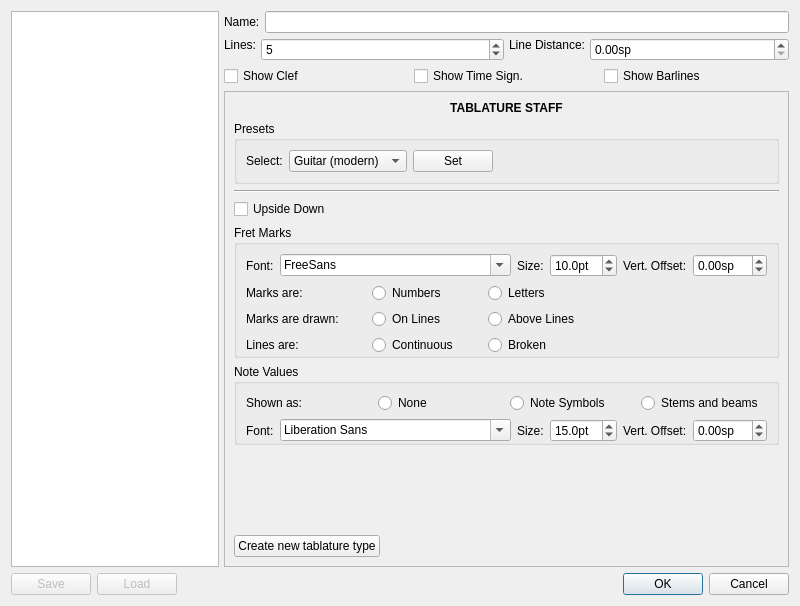
This is mscore/mscore/stafftype.ui in musescore/musescore-old as Qt 5 draws it before an edit. The edited form follows.
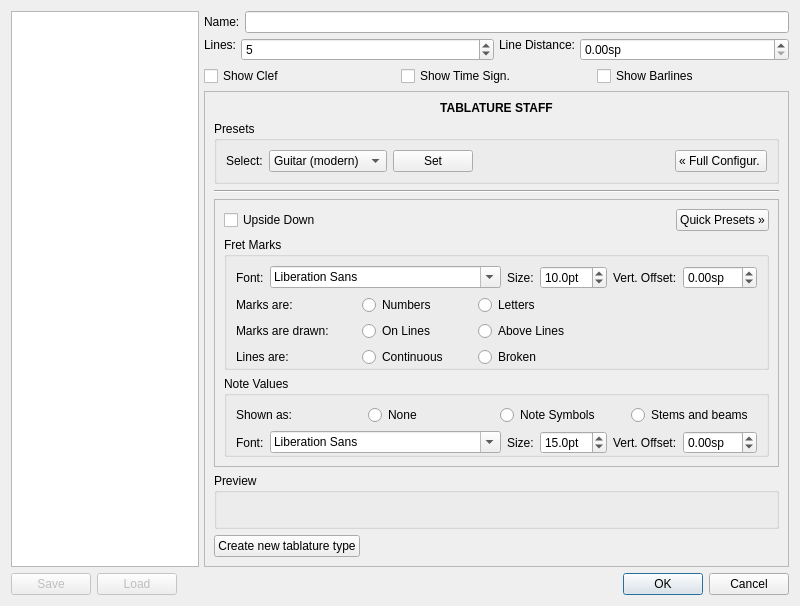
This is the edited form. The open tabs and pages were chosen to show the change.

Commit message: Staff Type Editor - Tabulature: uncluttered layout, added tabulature preview (WIP)

```diff
--- a/mscore/mscore/stafftype.ui
+++ b/mscore/mscore/stafftype.ui
@@ -10,6 +10,12 @@
     <height>606</height>
    </rect>
   </property>
+  <property name="minimumSize">
+   <size>
+    <width>0</width>
+    <height>0</height>
+   </size>
+  </property>
   <property name="windowTitle">
    <string>MuseScore: Edit Staff Type</string>
   </property>
@@ -260,7 +266,7 @@
           </layout>
          </widget>
          <widget class="QWidget" name="page_2">
-          <layout class="QVBoxLayout" name="verticalLayout_6" stretch="0,0,0,0,0,0,0,0">
+          <layout class="QVBoxLayout" name="verticalLayout_6" stretch="0,0,0,0,0,0">
            <item>
             <widget class="QLabel" name="tablatureGroupName">
              <property name="font">
@@ -343,6 +349,13 @@
                 </property>
                </spacer>
               </item>
+              <item>
+               <widget class="QPushButton" name="pushFullConfig">
+                <property name="text">
+                 <string>« Full Configur. </string>
+                </property>
+               </widget>
+              </item>
              </layout>
             </widget>
            </item>
@@ -354,6 +367,21 @@
             </widget>
            </item>
            <item>
+            <widget class="QFrame" name="tabDetails">
+             <property name="minimumSize">
+              <size>
+               <width>0</width>
+               <height>0</height>
+              </size>
+             </property>
+             <property name="frameShape">
+              <enum>QFrame::StyledPanel</enum>
+             </property>
+             <property name="frameShadow">
+              <enum>QFrame::Raised</enum>
+             </property>
+             <layout class="QVBoxLayout" name="verticalLayout_8">
+              <item>
             <layout class="QGridLayout" name="gridLayout_2">
              <item row="0" column="1">
               <widget class="QCheckBox" name="upsideDown">
@@ -362,6 +390,26 @@
                </property>
               </widget>
              </item>
+                <item row="0" column="3">
+                 <widget class="QPushButton" name="pushQuickConfig">
+                  <property name="text">
+                   <string>Quick Presets »</string>
+                  </property>
+                 </widget>
+                </item>
+                <item row="0" column="2">
+                 <spacer name="horizontalSpacer_9">
+                  <property name="orientation">
+                   <enum>Qt::Horizontal</enum>
+                  </property>
+                  <property name="sizeHint" stdset="0">
+                   <size>
+                    <width>40</width>
+                    <height>20</height>
+                   </size>
+                  </property>
+                 </spacer>
+                </item>
             </layout>
            </item>
            <item>
@@ -386,7 +434,7 @@
                  <widget class="QFontComboBox" name="fretFontName">
                   <property name="currentFont">
                    <font>
-                    <family>FreeSans</family>
+                       <family>MS Shell Dlg 2</family>
                    </font>
                   </property>
                  </widget>
@@ -737,18 +785,38 @@
              </layout>
             </widget>
            </item>
+             </layout>
+             <zorder>upsideDown</zorder>
+             <zorder>upsideDown</zorder>
+             <zorder>fretMarksGroup</zorder>
+             <zorder></zorder>
+             <zorder>fretMarksGroup</zorder>
+             <zorder>durationsGroup</zorder>
+            </widget>
+           </item>
            <item>
-            <spacer name="verticalSpacer">
-             <property name="orientation">
-              <enum>Qt::Vertical</enum>
+            <widget class="QGroupBox" name="groupPreview">
+             <property name="sizePolicy">
+              <sizepolicy hsizetype="Expanding" vsizetype="Expanding">
+               <horstretch>0</horstretch>
+               <verstretch>0</verstretch>
+              </sizepolicy>
              </property>
-             <property name="sizeHint" stdset="0">
+             <property name="minimumSize">
               <size>
-               <width>20</width>
-               <height>68</height>
+               <width>0</width>
+               <height>50</height>
               </size>
              </property>
-            </spacer>
+             <property name="title">
+              <string>Preview</string>
+             </property>
+             <layout class="QVBoxLayout" name="verticalLayout_9">
+              <item>
+               <layout class="QHBoxLayout" name="horizontalLayout_14"/>
+              </item>
+             </layout>
+            </widget>
            </item>
            <item>
             <layout class="QHBoxLayout" name="horizontalLayout_12">
```
Left out of the diff: 4 changed lines with no effect on the pictures. Lines whose indentation alone changed are shown as unchanged. The commit also changes 6 other files.
